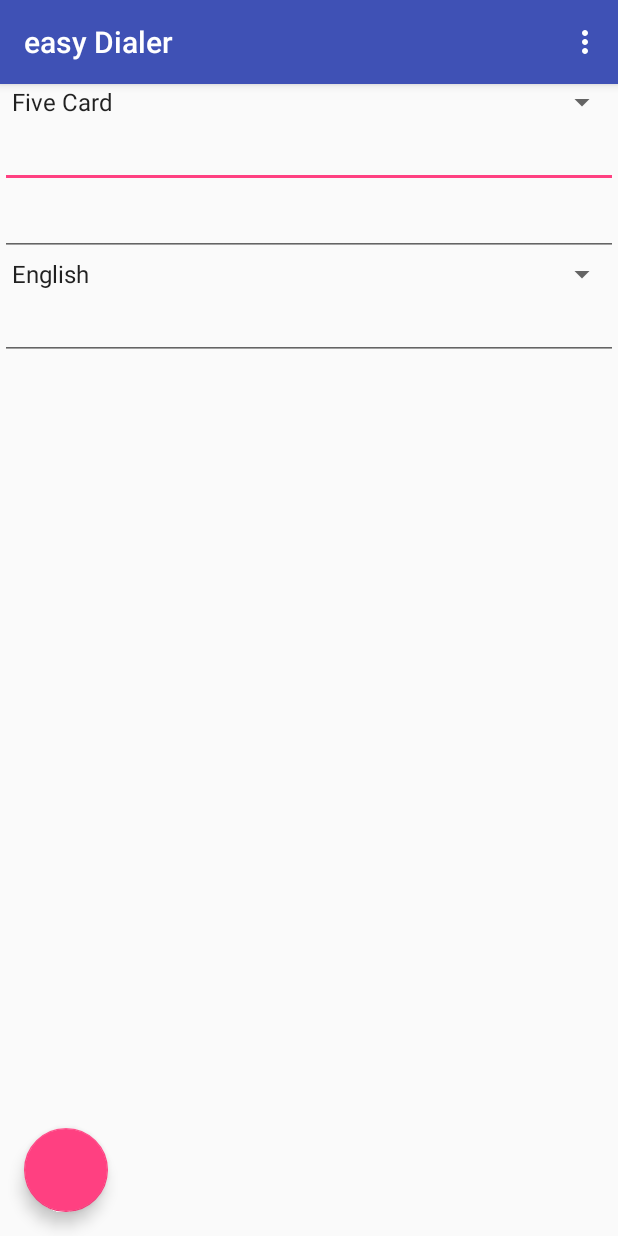
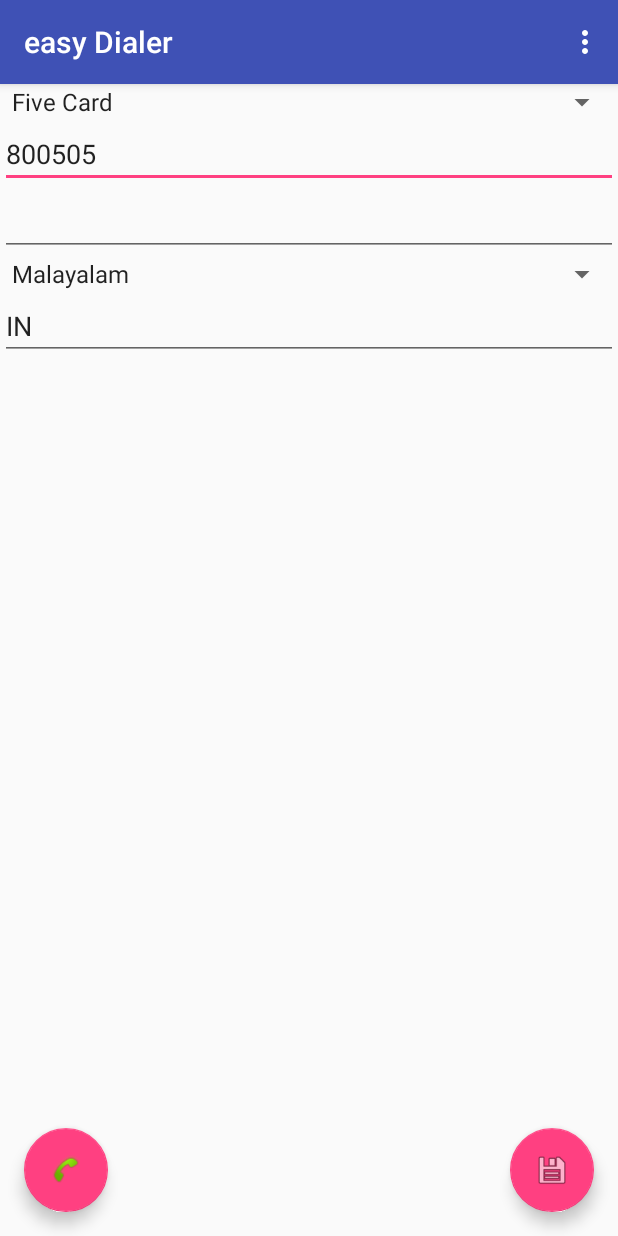
Before and after one commit to akhilerm/easyDialer, an Android app: the screen it shows after launch (MainActivity), after a tap on an icon or button, on a phone screen of 412 x 824 dp. Run offline under Robolectric (Android 15) with nearby library versions, the phone set to English and light mode, and no system bars.

Commit message:
App now works well Everything except UI is implemented. works fine in oreo.
Signed-off-by: Akhil Mohan <akhilerm@gmail.com>

```diff
--- a/app/src/main/AndroidManifest.xml
+++ b/app/src/main/AndroidManifest.xml
@@ -24,12 +24,6 @@
         </activity>
         <service android:name=".CallService"/>
         <service android:name=".OutgoingcallService" />
-        <!--<receiver android:name=".DialReceiver"  android:exported="true">
-            <intent-filter>
-                <action android:name="android.intent.action.NEW_OUTGOING_CALL"/>
-            </intent-filter>
-        </receiver>-->
-
     </application>
 
 </manifest>
--- a/app/src/main/java/com/akhilerm/easydialer/CountryUtil.java
+++ b/app/src/main/java/com/akhilerm/easydialer/CountryUtil.java
@@ -24,4 +24,8 @@ public class CountryUtil {
         }
         return "NOt found";
     }
+
+    static String[] getCountryArray(String countries) {
+        return countries.split(",");
+    }
 }
--- a/app/src/main/java/com/akhilerm/easydialer/DialReceiver.java
+++ b/app/src/main/java/com/akhilerm/easydialer/DialReceiver.java
@@ -34,7 +34,7 @@ public class DialReceiver extends BroadcastReceiver {
             Intent outgoingCall = new Intent(context, OutgoingcallService.class);
             String formattedNumber = dialerSettings.generateDialerNumber(dialedNumber, toCountry);
             Log.d(TAG, "Formatted Number : " + formattedNumber);
-            outgoingCall.setData(Uri.parse("tel:"+ formattedNumber));
+            outgoingCall.setData(Uri.parse("tel:"+ Uri.encode(formattedNumber)));
             context.startService(outgoingCall);
         }
 
--- a/app/src/main/java/com/akhilerm/easydialer/DialerSettings.java
+++ b/app/src/main/java/com/akhilerm/easydialer/DialerSettings.java
@@ -2,6 +2,8 @@ package com.akhilerm.easydialer;
 
 import android.content.Context;
 import android.content.SharedPreferences;
+import android.text.TextUtils;
+import android.util.Log;
 
 import java.util.Arrays;
 
@@ -9,23 +11,30 @@ import static android.content.Context.MODE_PRIVATE;
 
 public class DialerSettings {
 
+    private static final String TAG = DialerSettings.class.getName();
+    private static final String CARD = "Card";
     private static final String DIALER_NUMBER = "DialerNumber";
     private static final String PIN_NUMBER = "PINNumber";
     private static final String DIALER_LANGUAGE = "DialerLanguage";
     private static final String COUNTRIES = "Country";
+    private static final String IS_ACTIVE = "isActive";
 
+    private int card;
     private String dialerNumber;
     private String PINNumber;
     private int dialerLanguage;
     private String[] countries;
+    private boolean isActive;
     private SharedPreferences settingsData;
 
     public DialerSettings(Context context) {
         settingsData= context.getSharedPreferences("Settings", MODE_PRIVATE);
+        card = settingsData.getInt(CARD, 0);
         dialerNumber = settingsData.getString(DIALER_NUMBER, "800505");
         PINNumber = settingsData.getString(PIN_NUMBER, "");
-        dialerLanguage = settingsData.getInt(DIALER_LANGUAGE, 9);
+        dialerLanguage = settingsData.getInt(DIALER_LANGUAGE, 4);
         countries = settingsData.getString(COUNTRIES,"IN").split(",");
+        isActive = settingsData.getBoolean(IS_ACTIVE,false);
     }
 
     boolean isRedirectionNeeded(String ISOCode) {
@@ -37,7 +46,7 @@ public class DialerSettings {
 
     String generateDialerNumber(String phoneNumber, String ISOCode) {
 
-        return dialerNumber + "," + dialerLanguage + PINNumber + "#,," + cleanNumber(phoneNumber, ISOCode);
+        return dialerNumber + "," + 9 + PINNumber + "#,," + cleanNumber(phoneNumber, ISOCode);
     }
 
     /**
@@ -54,23 +63,19 @@ public class DialerSettings {
         return phoneNumber;
     }
 
-    boolean saveSettings(String dialerNumber, String PINNumber, int dialerLanguage, String[] countries) {
+    boolean saveSettings(int card, String dialerNumber, String PINNumber, int dialerLanguage, String[] countries) {
         SharedPreferences.Editor editor = settingsData.edit();
-
+        this.card = card;
         this.dialerNumber = dialerNumber;
         this.PINNumber = PINNumber;
         this.dialerLanguage = dialerLanguage;
         this.countries = countries;
 
-        StringBuilder countryArray = new StringBuilder("");
-        for (String country : countries) {
-            countryArray.append(country + ",");
-        }
-
         editor.putString(DIALER_NUMBER, dialerNumber);
         editor.putString(PIN_NUMBER, PINNumber);
         editor.putInt(DIALER_LANGUAGE, dialerLanguage);
-        editor.putString(COUNTRIES, countryArray.toString());
+        editor.putString(COUNTRIES, TextUtils.join(",", countries));
+        editor.apply();
         return true;
     }
 
@@ -81,4 +86,35 @@ public class DialerSettings {
     boolean isValid() {
         return true;
     }
+
+    public int getCard() {
+        return card;
+    }
+
+    public String getDialerNumber() {
+        return dialerNumber;
+    }
+
+    public String getPINNumber() {
+        return PINNumber;
+    }
+
+    public int getDialerLanguage() {
+        return dialerLanguage;
+    }
+
+    public String[] getCountries() {
+        return countries;
+    }
+
+    public boolean isServiceActive() {
+        return isActive;
+    }
+
+    public boolean toggleServiceStatus() {
+        SharedPreferences.Editor editor = settingsData.edit();
+        editor.putBoolean(IS_ACTIVE, !isActive);
+        editor.apply();
+        return isActive ^= true;
+    }
 }
--- a/app/src/main/java/com/akhilerm/easydialer/MainActivity.java
+++ b/app/src/main/java/com/akhilerm/easydialer/MainActivity.java
@@ -1,12 +1,8 @@
 package com.akhilerm.easydialer;
 
 import android.Manifest;
-import android.annotation.TargetApi;
 import android.content.Intent;
-import android.content.IntentFilter;
 import android.content.pm.PackageManager;
-import android.net.Uri;
-import android.os.Build;
 import android.os.Bundle;
 import android.support.design.widget.FloatingActionButton;
 import android.support.v4.app.ActivityCompat;
@@ -14,7 +10,6 @@ import android.support.v4.content.ContextCompat;
 import android.support.v7.app.AppCompatActivity;
 import android.support.v7.widget.Toolbar;
 import android.text.TextUtils;
-import android.util.Log;
 import android.view.View;
 import android.view.Menu;
 import android.view.MenuItem;
@@ -25,49 +20,65 @@ import android.widget.Toast;
 
 public class MainActivity extends AppCompatActivity {
 
-    private final int MY_PERMISSIONS_REQUEST_CALL = 1;
     private static final String TAG = MainActivity.class.getName();
+    private final int MULTIPLE_PERMISSIONS_REQUEST = 50;
     private boolean isPermissionAvailable = false;
+
+    private ArrayAdapter<String> cardAdapter, langugeAdapter;
+    private EditText dialerNumber, pinNumber, countries;
+    private FloatingActionButton toggleButton, saveButton;
+    private Spinner card, language;
+    private DialerSettings dialerSettings;
 
     @Override
     protected void onCreate(Bundle savedInstanceState) {
         super.onCreate(savedInstanceState);
         setContentView(R.layout.activity_main);
-        Toolbar toolbar = (Toolbar) findViewById(R.id.toolbar);
+        Toolbar toolbar = findViewById(R.id.toolbar);
+        card = findViewById(R.id.card);
+        dialerNumber = findViewById(R.id.DialerNumber);
+        language = findViewById(R.id.Language);
+        pinNumber = findViewById(R.id.PINNumber);
+        countries = findViewById(R.id.Countries);
+        toggleButton = findViewById(R.id.toggleButton);
+        saveButton = findViewById(R.id.saveButton);
+        dialerSettings = new DialerSettings(getApplicationContext());
+
         setSupportActionBar(toolbar);
 
-        //
-        Spinner card = (Spinner)findViewById(R.id.card);
         String[] cardarray = {"Five Card", "Hello Card"};
-        ArrayAdapter<String> cardadapter = new ArrayAdapter<>(this, android.R.layout.simple_spinner_item, cardarray);
-        card.setAdapter(cardadapter);
-        //
-        Spinner language = (Spinner)findViewById(R.id.Language);
-        String[] langarray = {"English", "Malayalam"};
-        ArrayAdapter<String> adapter = new ArrayAdapter<String>(this, android.R.layout.simple_spinner_item,
+        cardAdapter = new ArrayAdapter<>(this, android.R.layout.simple_spinner_item, cardarray);
+        card.setAdapter(cardAdapter);
+
+        String[] langarray = {"Malayalam"};
+        langugeAdapter = new ArrayAdapter<String>(this, android.R.layout.simple_spinner_item,
                 langarray);
+        language.setAdapter(langugeAdapter);
 
-        language.setAdapter(adapter);
+        checkPermissionAvailable();
+        setFields();
 
-
-        if (ContextCompat.checkSelfPermission(MainActivity.this,
-                Manifest.permission.CALL_PHONE) != PackageManager.PERMISSION_GRANTED) {
-            ActivityCompat.requestPermissions(MainActivity.this,
-                    new String[]{Manifest.permission.CALL_PHONE, Manifest.permission.PROCESS_OUTGOING_CALLS},
-                    MY_PERMISSIONS_REQUEST_CALL);
-        } else {
-            isPermissionAvailable=true;
-        }
-
-        FloatingActionButton toggleButton = (FloatingActionButton) findViewById(R.id.toggleButton);
         toggleButton.setOnClickListener(new View.OnClickListener() {
             @Override
             public void onClick(View view) {
-                if (CallService.isRunning) {
-                    stopService(new Intent(getApplicationContext(), CallService.class));
+                if (dialerSettings.isServiceActive()) {
+                    stopCallService();
                 } else {
                     startCallService();
                 }
+                dialerSettings.toggleServiceStatus();
+            }
+        });
+
+        saveButton.setOnClickListener(new View.OnClickListener() {
+            @Override
+            public void onClick(View v) {
+                dialerSettings.saveSettings(card.getSelectedItemPosition(),
+                        dialerNumber.getText().toString(),
+                        pinNumber.getText().toString(),
+//                        language.getSelectedItemPosition(),
+                        4,
+                        CountryUtil.getCountryArray(countries.getText().toString()));
             }
         });
 
@@ -99,7 +110,7 @@ public class MainActivity extends AppCompatActivity {
     public void onRequestPermissionsResult(int requestCode,
                                            String permissions[], int[] grantResults) {
         switch (requestCode) {
-            case MY_PERMISSIONS_REQUEST_CALL: {
+            case MULTIPLE_PERMISSIONS_REQUEST: {
                 // If request is cancelled, the result arrays are empty.
                 if (grantResults.length > 0
                         && grantResults[0] == PackageManager.PERMISSION_GRANTED) {
@@ -107,7 +118,7 @@ public class MainActivity extends AppCompatActivity {
                     isPermissionAvailable = true;
 
                 } else {
-
+                    isPermissionAvailable = false;
                     Toast.makeText(this, "Oops! Permission Denied", Toast.LENGTH_SHORT).show();
                 }
                 return;
@@ -120,4 +131,34 @@ public class MainActivity extends AppCompatActivity {
     private void startCallService(){
             getApplicationContext().startService(new Intent(getApplicationContext(), CallService.class));
     }
+
+    private void stopCallService() {
+        getApplicationContext().stopService(new Intent(getApplicationContext(), CallService.class));
+    }
+
+    /**
+     * Loads the saved values to the fields if exists. Else a blank or default option is shown.
+     * @return
+     */
+    private boolean setFields() {
+        card.setSelection(dialerSettings.getCard());
+        dialerNumber.setText(dialerSettings.getDialerNumber());
+        language.setSelection(0);
+        pinNumber.setText(dialerSettings.getPINNumber());
+        countries.setText(TextUtils.join(",", dialerSettings.getCountries()));
+        return true;
+    }
+
+    private void checkPermissionAvailable() {
+        if (ContextCompat.checkSelfPermission(MainActivity.this,
+                Manifest.permission.CALL_PHONE) != PackageManager.PERMISSION_GRANTED ||
+                ContextCompat.checkSelfPermission(MainActivity.this,
+                        Manifest.permission.PROCESS_OUTGOING_CALLS) != PackageManager.PERMISSION_GRANTED) {
+            ActivityCompat.requestPermissions(MainActivity.this,
+                    new String[]{Manifest.permission.CALL_PHONE, Manifest.permission.PROCESS_OUTGOING_CALLS},
+                    MULTIPLE_PERMISSIONS_REQUEST);
+        } else {
+            isPermissionAvailable = true;
+        }
+    }
 }
--- a/app/src/main/java/com/akhilerm/easydialer/OutgoingcallService.java
+++ b/app/src/main/java/com/akhilerm/easydialer/OutgoingcallService.java
@@ -2,6 +2,7 @@ package com.akhilerm.easydialer;
 import android.annotation.TargetApi;
 import android.app.IntentService;
 import android.content.Intent;
+import android.net.Uri;
 import android.os.IBinder;
 import android.telecom.InCallService;
 import android.util.Log;
@@ -27,7 +28,7 @@ public class OutgoingcallService extends IntentService {
     @Override
     protected void onHandleIntent(Intent intent) {
         Log.d(TAG,"on handle inten");
-        Intent outgoingcall = new Intent(Intent.ACTION_CALL);
+        Intent outgoingcall = new Intent("android.intent.action.CALL");
         outgoingcall.setFlags(Intent.FLAG_ACTIVITY_NEW_TASK);
         outgoingcall.setData(intent.getData());
         startActivity(outgoingcall);
--- a/app/src/main/res/layout/activity_main.xml
+++ b/app/src/main/res/layout/activity_main.xml
@@ -28,6 +28,16 @@
         android:layout_width="wrap_content"
         android:layout_gravity="bottom|start"
         android:layout_margin="@dimen/fab_margin"
+        android:src="@android:drawable/stat_sys_phone_call"
+        />
+
+    <android.support.design.widget.FloatingActionButton
+        android:id="@+id/saveButton"
+        android:layout_height="wrap_content"
+        android:layout_width="wrap_content"
+        android:layout_gravity="bottom|end"
+        android:layout_margin="@dimen/fab_margin"
+        android:src="@android:drawable/ic_menu_save"
         />
 
 </android.support.design.widget.CoordinatorLayout>
```
Also changed, not shown: app/src/main/java/com/akhilerm/easydialer/CallService.java (+2 -5 lines).
